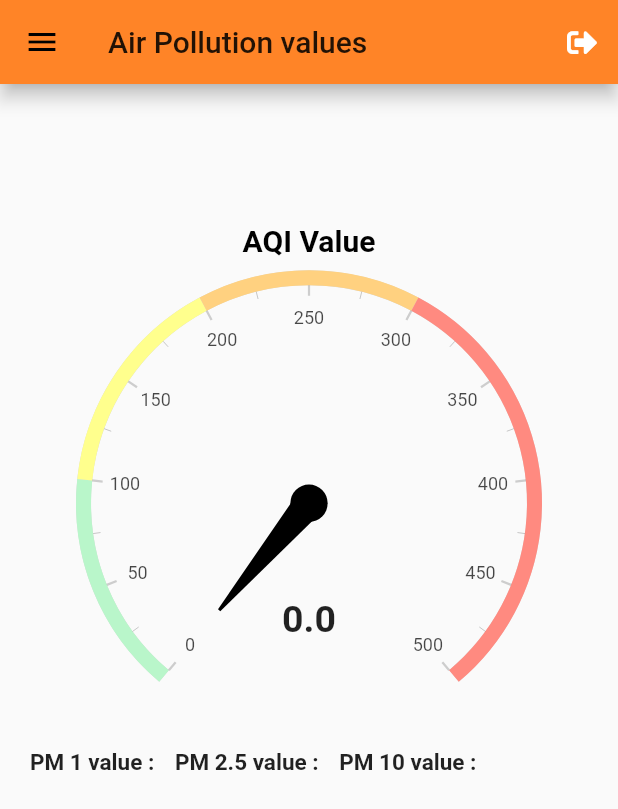
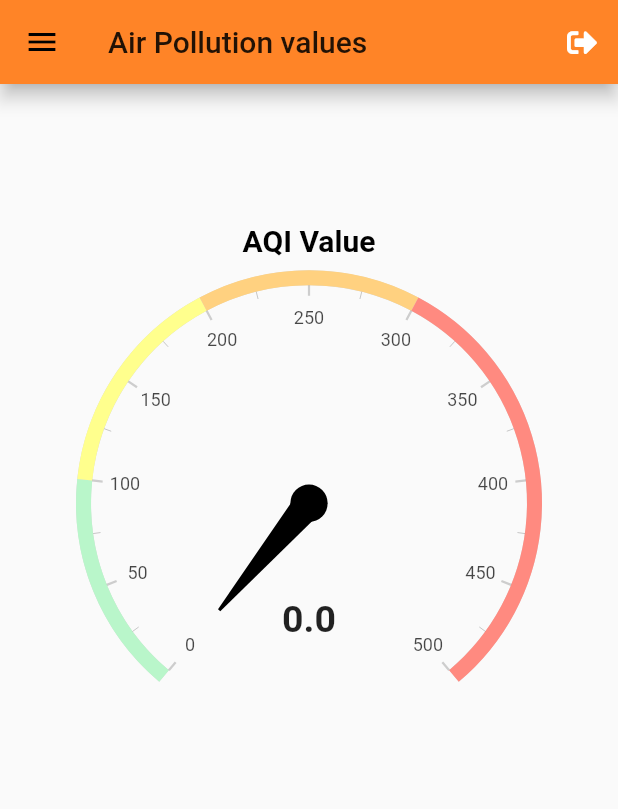
Before and after one commit to BE-Project-cl-AIR-ity/cl-AIR-ity, a Flutter app: the Home screen opened directly with empty values, on a phone screen of 412 x 824 dp. Shown: the top 809 px of the screen. Run offline on Flutter 3.47's test engine with Material 2 defaults, Android fonts, the phone set to English and light mode, and no system bars; drawn by our look-alikes of syncfusion_flutter_gauges; our stand-ins replace firebase_auth, flutter_spinkit, font_awesome_flutter, geolocator, google_sign_in, splashscreen and 1 more; missing offline and left inert: flutter_webview_plugin, syncfusion_flutter_core; accounts and stored records are empty; network calls fail.

Commit message:
Added Sensor values page and changed few icons

```diff
--- a/lib/screens/home/home.dart
+++ b/lib/screens/home/home.dart
@@ -5,6 +5,7 @@ import 'package:geolocator/geolocator.dart';
 import 'package:google_sign_in/google_sign_in.dart';
 import 'package:login_clairity/screens/authenticate/auth.dart';
 import 'package:login_clairity/screens/graphs/thingsSpeakGraphs.dart';
+import 'package:login_clairity/screens/sensorValues.dart';
 import 'package:syncfusion_flutter_gauges/gauges.dart';
 import 'package:http/http.dart' as http;
 import 'dart:async';
@@ -19,7 +20,7 @@ class Home extends StatefulWidget {
   _HomeState createState() => _HomeState();
 }
 
-String pm1 = '', pm2_5 = '', pm10 = '', name1 = '';
+String pm1 = '', pm2_5 = '', pm10 = '', co = '', temp='', humidity = '', pressure = '';
 double aqiDisplay = 0;
 String _latitude = '';
 String _longitude = '';
@@ -42,6 +43,15 @@ class _HomeState extends State<Home> {
       pm2_5 = data["field2"];
 
       pm10 = data["field3"];
+
+      co = data["field4"];
+
+      temp=data["field5"];
+
+      humidity = data["field6"];
+
+      pressure = data["field7"];
+
     });
 
     //aqiDisplay = double.parse(pm2_5);
@@ -183,6 +193,15 @@ class _HomeState extends State<Home> {
               },
             ),
             new ListTile(
+              title: new Text("Sensor Values"),
+              trailing: new Icon(FontAwesomeIcons.bolt),
+              onTap: () {
+                Navigator.of(context).pop();
+                Navigator.of(context).push(new MaterialPageRoute(
+                    builder: (BuildContext context) => new SensorValues(pm1: pm1, pm2_5: pm2_5, pm10: pm10, co: co, temp: temp, humidity: humidity, pressure: pressure)));
+              },
+            ),
+            new ListTile(
               title: new Text("Insights"),
               trailing: new Icon(FontAwesomeIcons.dizzy),
             ),
@@ -223,60 +242,7 @@ class _HomeState extends State<Home> {
                         TextStyle(fontSize: 20.0, fontWeight: FontWeight.bold)),
                 axes: <RadialAxis>[radialAxis]),
             // PM values Display
-            Row(
-              children: <Widget>[
-                Text(
-                  'PM 1 value : ' + pm1,
-                  style: TextStyle(fontSize: 15.0, fontWeight: FontWeight.bold),
-                ),
-                SizedBox(width: 10),
-                Text(
-                  'PM 2.5 value : ' + pm2_5,
-                  style: TextStyle(fontSize: 15.0, fontWeight: FontWeight.bold),
-                ),
-                SizedBox(width: 10),
-                Text(
-                  'PM 10 value : ' + pm10,
-                  style: TextStyle(fontSize: 15.0, fontWeight: FontWeight.bold),
-                ),
-              ],
-            ),
 
-            SizedBox(height: 20.0),
-            Row(
-              children: <Widget>[
-                // location button
-                // SizedBox(width: 80.0),
-                // RaisedButton(
-                //     color: Colors.blue[400],
-                //     child: Text(
-                //       'Location',
-                //       style: TextStyle(color: Colors.white),
-                //     ),
-                //     onPressed: () {
-                //       Navigator.push(
-                //           context,
-                //           MaterialPageRoute(
-                //               builder: (BuildContext context) =>
-                //                   CurrentLocation()));
-                //     }),
-
-                // graphs button
-                // SizedBox(width: 30.0),
-                // RaisedButton(
-                //     color: Colors.blue[400],
-                //     child: Text(
-                //       'Graphs',
-                //       style: TextStyle(color: Colors.white),
-                //     ),
-                //     onPressed: () {
-                //       Navigator.push(
-                //           context,
-                //           MaterialPageRoute(
-                //               builder: (BuildContext context) => Graphs()));
-                //     }),
-              ],
-            ),
           ]),
         ),
       ),
```
Also changed, not shown: lib/screens/graphs/thingsSpeakGraphs.dart (+0 -47 lines), lib/screens/sensorValues.dart (added, +75 -0 lines).
